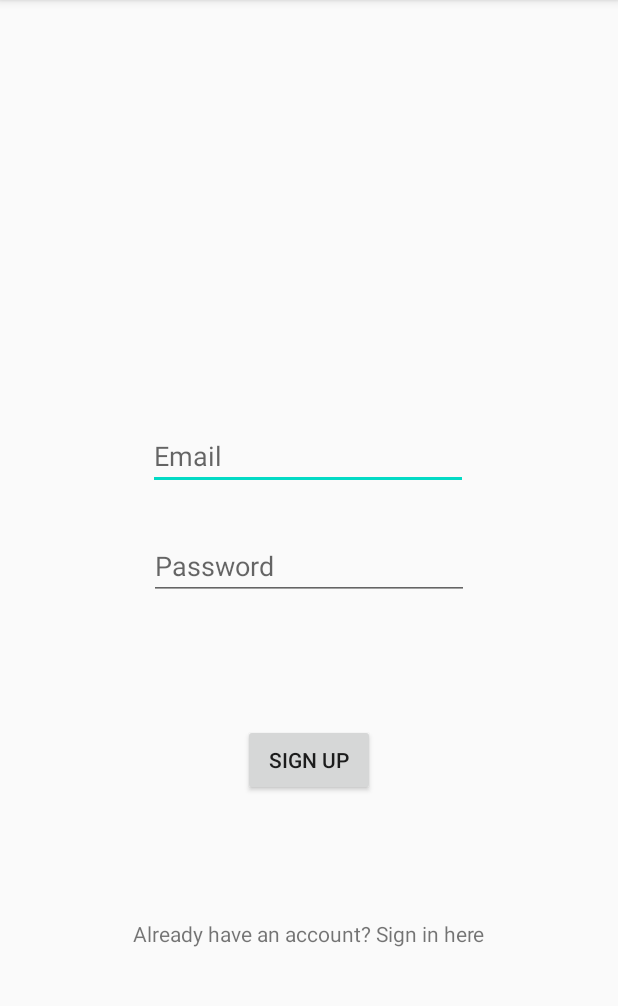
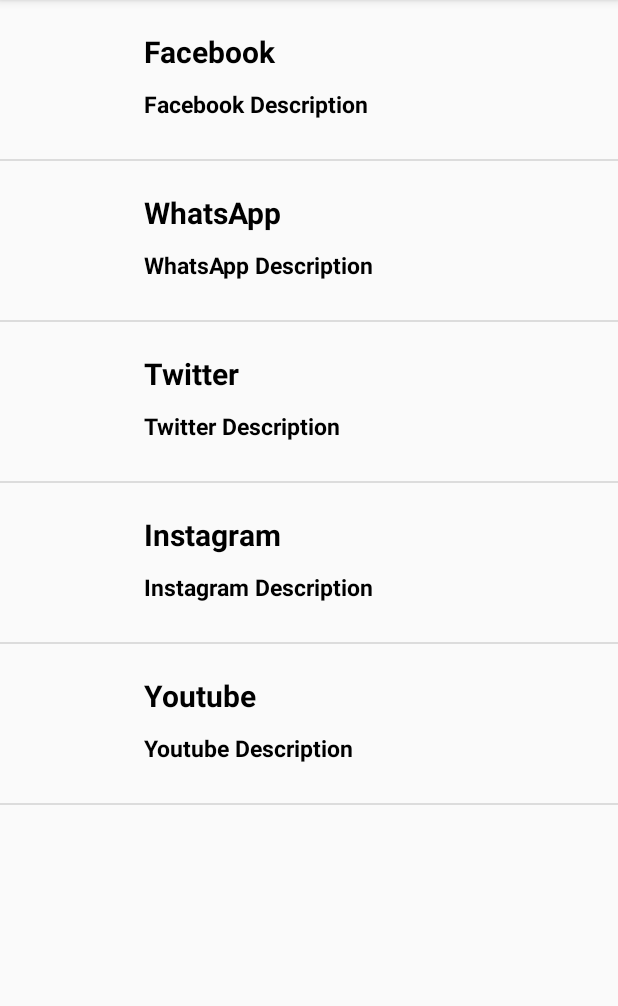
Before and after one commit to akamaor/TrueMate, an Android app: the HomeActivity screen opened directly, with no data from a screen before it, after a tap on "MY LIST", on a phone screen of 412 x 824 dp, the part 84-1090 px from its top. Run offline under Robolectric (Android 15) with nearby library versions, the phone set to English and light mode, and no system bars; our stand-ins replace Firebase (no records; nobody signed in at launch, a user with empty details on screens opened directly).

Commit message:
my list without database connection

```diff
--- a/app/src/main/AndroidManifest.xml
+++ b/app/src/main/AndroidManifest.xml
@@ -9,10 +9,10 @@
         android:roundIcon="@mipmap/ic_launcher_round"
         android:supportsRtl="true"
         android:theme="@style/AppTheme">
+        <activity android:name=".MyListShowActivity"></activity>
+        <activity android:name=".MyListActivity" />
         <activity android:name=".QuestionsActivity" />
-
-        <activity android:name=".SwipeActivity"></activity>
-
+        <activity android:name=".SwipeActivity" />
         <activity android:name=".LoginActivity" />
         <activity android:name=".HomeActivity" />
         <activity android:name=".MainActivity">
--- a/app/src/main/java/com/aw/truemate/HomeActivity.java
+++ b/app/src/main/java/com/aw/truemate/HomeActivity.java
@@ -61,7 +61,7 @@ public class HomeActivity extends AppCompatActivity {
         btnMylist.setOnClickListener(new View.OnClickListener() {
             @Override
             public void onClick(View v) {
-                Intent i = new Intent(HomeActivity.this, MainActivity.class);
+                Intent i = new Intent(HomeActivity.this, MyListActivity.class);
                 startActivity(i);
             }
         });
--- /dev/null
+++ b/app/src/main/java/com/aw/truemate/MyListActivity.java
@@ -0,0 +1,95 @@
+package com.aw.truemate;
+
+import androidx.annotation.NonNull;
+import androidx.annotation.Nullable;
+import androidx.appcompat.app.AppCompatActivity;
+
+import android.content.Context;
+import android.content.Intent;
+import android.os.Bundle;
+import android.view.LayoutInflater;
+import android.view.View;
+import android.view.ViewGroup;
+import android.widget.AdapterView;
+import android.widget.ArrayAdapter;
+import android.widget.ImageView;
+import android.widget.ListView;
+import android.widget.TextView;
+
+public class MyListActivity extends AppCompatActivity {
+    ListView listView;
+  //example text for the list
+    String mTitle[] = {"Facebook", "WhatsApp", "Twitter", "Instagram", "Youtube"};
+    String mDescription[] = {"Facebook Description", "WhatsApp Description", "Twitter Description", "Instagram Description", "Youtube Description"};
+    int mimages[] = {0, 0,0,0,0,0,0};
+/*
+//get user id-> liked ->
+    String mTitle[]={};
+    String mDescription[]={};
+    int mimages[]={};
+
+ */
+    @Override
+    protected void onCreate(Bundle savedInstanceState) {
+        super.onCreate(savedInstanceState);
+        setContentView(R.layout.activity_mylist);
+
+        listView = findViewById(R.id.listView);
+
+        MyListAdapter adapter = new MyListAdapter(this,mTitle,mDescription,mimages);
+        listView.setAdapter(adapter);
+        listView.setOnItemClickListener(new AdapterView.OnItemClickListener() {
+            @Override
+            public void onItemClick(AdapterView<?> parent, View view, int position, long id) {
+                if( position != 0 ) {
+                    Intent intent = new Intent(getApplicationContext(), MyListShowActivity.class);
+                    // this intent put our 0 index image to another activity
+                    Bundle bundle = new Bundle();
+                    bundle.putInt("image", mimages[position]);
+                    intent.putExtras(bundle);
+                    // now put title and description to another activity
+                    intent.putExtra("title", mTitle[position]);
+                    intent.putExtra("description", mDescription[position]);
+                    // also put your position
+                    intent.putExtra("position", ""+position);
+                    startActivity(intent);
+                }
+            }
+        });
+    }
+        class MyListAdapter extends ArrayAdapter<String> {
+
+
+            private final String[] rTitle;
+            private final Context context;
+            private final String[] rDescribtion;
+            private final int[] rImgs;
+
+            MyListAdapter(@NonNull Context context, String title[], String describtion[], int imgs[]) {
+                super(context, R.layout.mylist_row, R.id.title, title);
+                this.context = context;
+                this.rTitle = title;
+                this.rDescribtion = describtion;
+                this.rImgs = imgs;
+
+            }
+
+            @Override
+            @NonNull
+            public View getView(int position, @Nullable View convertView, @NonNull ViewGroup parent) {
+                LayoutInflater layoutInflater = (LayoutInflater) getApplicationContext().getSystemService(Context.LAYOUT_INFLATER_SERVICE);
+                View mylist_row = layoutInflater.inflate(R.layout.mylist_row, parent, false);
+                ImageView images = mylist_row.findViewById(R.id.image);
+                TextView mytitle = mylist_row.findViewById(R.id.title);
+                TextView mysubtitle = mylist_row.findViewById(R.id.describtion);
+
+                images.setImageResource(rImgs[position]);
+                mytitle.setText(rTitle[position]);
+                mysubtitle.setText(rDescribtion[position]);
+                return mylist_row;
+
+            }
+
+        }
+
+}
--- /dev/null
+++ b/app/src/main/res/layout/activity_mylist.xml
@@ -0,0 +1,14 @@
+<?xml version="1.0" encoding="utf-8"?>
+<LinearLayout xmlns:android="http://schemas.android.com/apk/res/android"
+    xmlns:app="http://schemas.android.com/apk/res-auto"
+    xmlns:tools="http://schemas.android.com/tools"
+    android:layout_width="match_parent"
+    android:layout_height="match_parent"
+    android:orientation="vertical"
+    tools:context=".MyListActivity">
+
+    <ListView
+        android:layout_width="match_parent"
+        android:layout_height="match_parent"
+        android:id="@+id/listView"></ListView>
+</LinearLayout>
--- /dev/null
+++ b/app/src/main/res/layout/mylist_row.xml
@@ -0,0 +1,38 @@
+<?xml version="1.0" encoding="utf-8"?>
+<LinearLayout
+    xmlns:android="http://schemas.android.com/apk/res/android"
+    android:layout_width="match_parent"
+    android:layout_height="wrap_content"
+    android:orientation="horizontal"
+    android:padding="15dp">
+    <ImageView
+        android:layout_width="75dp"
+        android:layout_height="75dp"
+        android:src="@mipmap/ic_launcher"
+        android:id="@+id/image">
+    </ImageView>
+    <LinearLayout
+        android:layout_width="match_parent"
+        android:layout_height="wrap_content"
+        android:orientation="vertical">
+        <TextView
+            android:layout_width="match_parent"
+            android:layout_height="wrap_content"
+            android:text="Title"
+            android:textColor="#000"
+            android:textStyle="bold"
+            android:textSize="20dp"
+            android:layout_margin="5dp"
+            android:id="@+id/title"></TextView>
+        <TextView
+            android:layout_width="match_parent"
+            android:layout_height="wrap_content"
+            android:text="Sub Title(some text is here)"
+            android:textColor="#000"
+            android:textStyle="bold"
+            android:textSize="15dp"
+            android:layout_margin="5dp"
+            android:id="@+id/describtion"></TextView>
+    </LinearLayout>
+
+</LinearLayout>
```
Also changed, not shown: app/src/main/java/com/aw/truemate/MyListShowActivity.java (added, +48 -0 lines), app/src/main/res/layout/activity_my_list_show.xml (added, +40 -0 lines).
